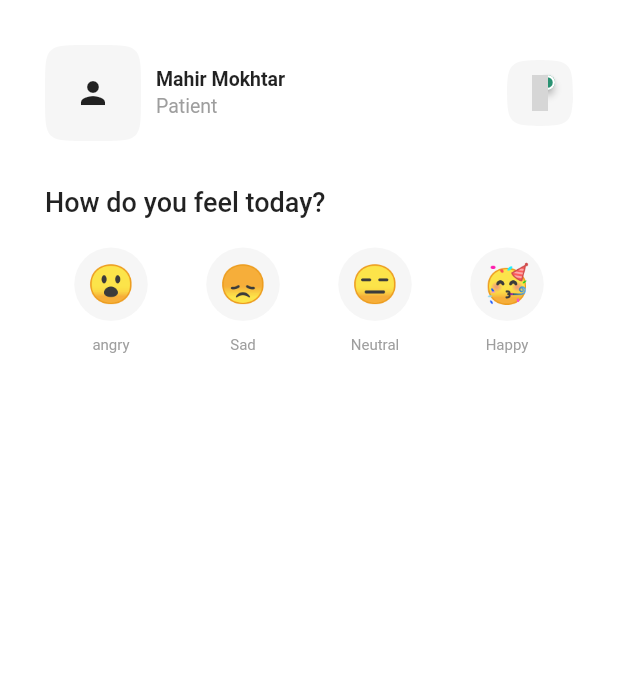
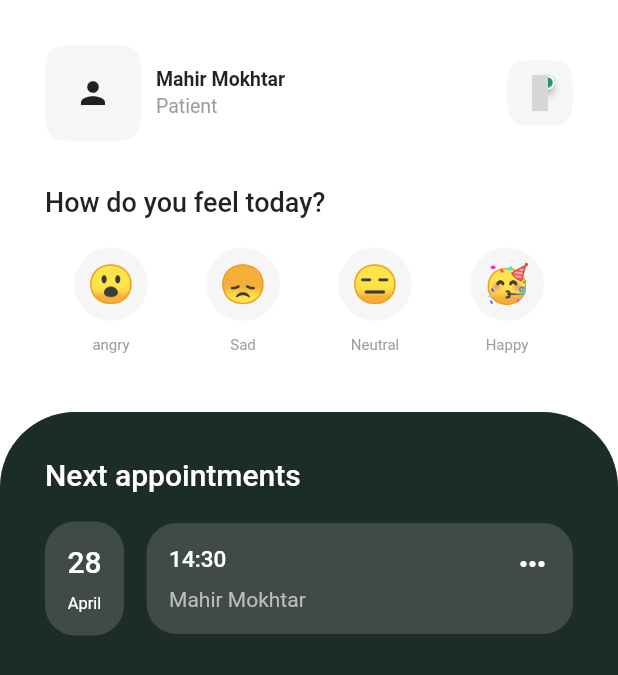
Before and after one commit to mahirAbdAlazimMokhtar/self_care, a Flutter app: the screen it shows after launch, on a phone screen of 412 x 824 dp. Shown: the top 675 px of the screen. Run offline on Flutter 3.47's test engine with Material 2 defaults, Android fonts, the phone set to English and light mode, and no system bars; drawn by our look-alikes of badges; our stand-ins replace iconsax; grey boxes are pictures that could not be loaded.

Commit message:
finish Next appointments section☺️

```diff
--- a/lib/screens/home_screen.dart
+++ b/lib/screens/home_screen.dart
@@ -12,11 +12,11 @@ class HomeScreen extends StatefulWidget {
 }
 
 class _HomeScreenState extends State<HomeScreen> {
-  int _slelectedIndex = 0;
+  //int _slelectedIndex = 0;
 
   @override
   Widget build(BuildContext context) {
-    var hight = MediaQuery.of(context).size.height;
+   // var hight = MediaQuery.of(context).size.height;
     List<String> selfCareItems = ['Practice', 'Movies', 'Books', 'Learning'];
     List<String> practiceItems = [
       'Meditation',
@@ -122,13 +122,112 @@ class _HomeScreenState extends State<HomeScreen> {
                         FeelingWidget(emoji: '😞', title: 'Sad'),
                         FeelingWidget(emoji: '😑', title: 'Neutral'),
                         FeelingWidget(emoji: '🥳', title: 'Happy'),
-
                       ],
                     ),
                   ],
                 ),
               ),
             ),
+            Expanded(
+              flex: 2,
+              child: Container(
+                decoration: BoxDecoration(
+                  color: Constants.blackGreen,
+                  borderRadius: const BorderRadius.only(
+                    topLeft: Radius.circular(50),
+                    topRight: Radius.circular(50),
+                  ),
+                ),
+                child: Padding(
+                  padding: const EdgeInsets.symmetric(horizontal: 30),
+                  child: Column(
+                    crossAxisAlignment: CrossAxisAlignment.start,
+                    children: [
+                      const SizedBox(height: 30),
+
+                      const Text('Next appointments',
+                          style: TextStyle(
+                            color: Colors.white,
+                            fontSize: 20,
+                            fontWeight: FontWeight.w500,
+                          )),
+                      const SizedBox(
+                        height: 20,
+                      ),
+                      Row(
+                        children: [
+                          Container(
+                            padding: const EdgeInsets.all(15),
+                            decoration: BoxDecoration(
+                              color: Colors.grey.shade600.withOpacity(0.4),
+                              borderRadius: BorderRadius.circular(20),
+                            ),
+                            child: const Column(
+                              children: [
+                                Text(
+                                  '28',
+                                  style: TextStyle(
+                                    color: Colors.white,
+                                    fontWeight: FontWeight.w500,
+                                    fontSize: 20,
+                                  ),
+                                ),
+                                SizedBox(
+                                  height: 10,
+                                ),
+                                Text('April',
+                                    style: TextStyle(
+                                      color: Colors.white,
+                                      fontSize: 11,
+                                    )),
+                              ],
+                            ),
+                          ),
+                          const SizedBox(
+                            width: 15,
+                          ),
+                          Expanded(
+                            child: Container(
+                              padding: const EdgeInsets.all(15),
+                              decoration: BoxDecoration(
+                                color: Colors.grey.shade600.withOpacity(0.4),
+                                borderRadius: BorderRadius.circular(20),
+                              ),
+                              child: Row(
+                                mainAxisAlignment: MainAxisAlignment.spaceBetween,
+                                crossAxisAlignment: CrossAxisAlignment.start,
+                                children: [
+                                  Column(
+                                    crossAxisAlignment: CrossAxisAlignment.start,
+                                    children: [
+                                      const Text(
+                                        '14:30',
+                                        style: TextStyle(
+                                          color: Colors.white,
+                                          fontSize: 15,
+                                          fontWeight: FontWeight.w500,
+                                        ),
+                                      ),
+                                      const SizedBox(height: 10),
+                                      Text('Mahir Mokhtar',
+                                          style: TextStyle(
+                                            color: Colors.grey.shade400,
+                                          ))
+                                    ],
+                                  ),
+                                  const Icon(Icons.more_horiz_outlined,
+                                      color: Colors.white)
+                                ],
+                              ),
+                            ),
+                          )
+                        ],
+                      )
+                    ],
+                  ),
+                ),
+              ),
+            )
           ])
         ])));
   }
```
